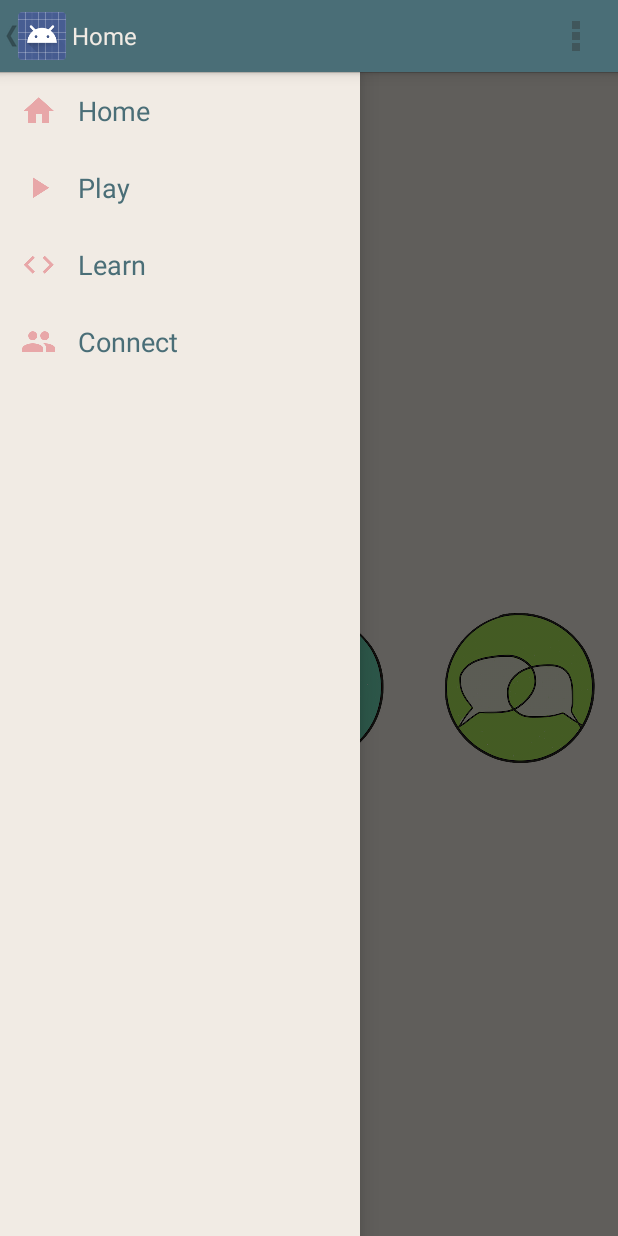
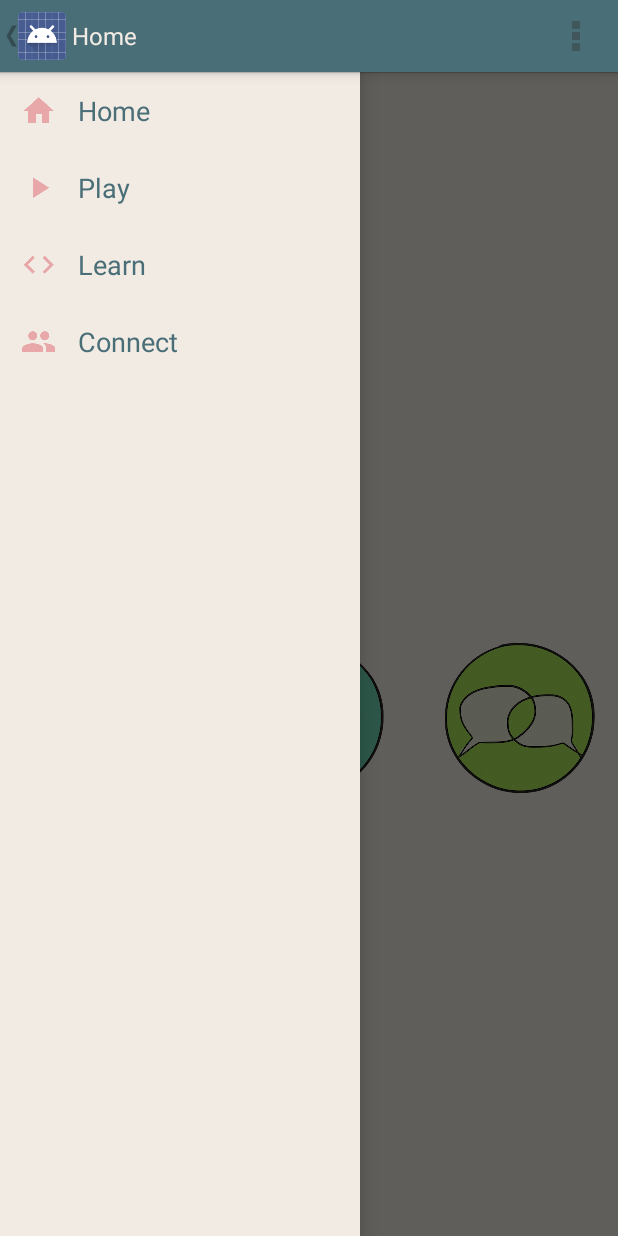
Before and after one commit to shireenwarrier/seeds, an Android app: the screen it shows after launch (MainActivity), with the side drawer open, on a phone screen of 412 x 824 dp. Run offline under Robolectric (Android 15) with nearby library versions, the phone set to English and light mode, and no system bars; 2 statements that could not run were skipped.

Commit message:
align home buttons

```diff
--- a/seeds/app/src/main/res/layout/fragment_home.xml
+++ b/seeds/app/src/main/res/layout/fragment_home.xml
@@ -32,7 +32,7 @@
             android:onClick= "pressHomeButton"
             android:paddingLeft="15dp"
             android:paddingBottom="15dp"
-            android:paddingTop="15dp"
+            android:paddingTop="35dp"
             android:layout_alignParentBottom="true"
             android:layout_alignParentLeft="true"
             android:layout_alignParentStart="true" />
@@ -50,7 +50,7 @@
         android:id="@+id/connect"
         android:paddingRight="15dp"
         android:paddingBottom="15dp"
-        android:paddingTop="15dp"
+        android:paddingTop="35dp"
         android:onClick= "pressHomeButton"
         android:layout_below="@+id/videoLayout"
         android:layout_alignParentRight="true"
@@ -66,7 +66,7 @@
         android:textColor="#FFFFFF"
         android:id="@+id/learn"
         android:paddingBottom="15dp"
-        android:paddingTop="15dp"
+        android:paddingTop="35dp"
         android:onClick= "pressHomeButton"
         android:layout_below="@+id/videoLayout"
         android:layout_centerHorizontal="true" />
```
Also changed, not shown: seeds/app/src/main/res/layout/activity_calendar.xml (+3 -4 lines), 104 other files.
